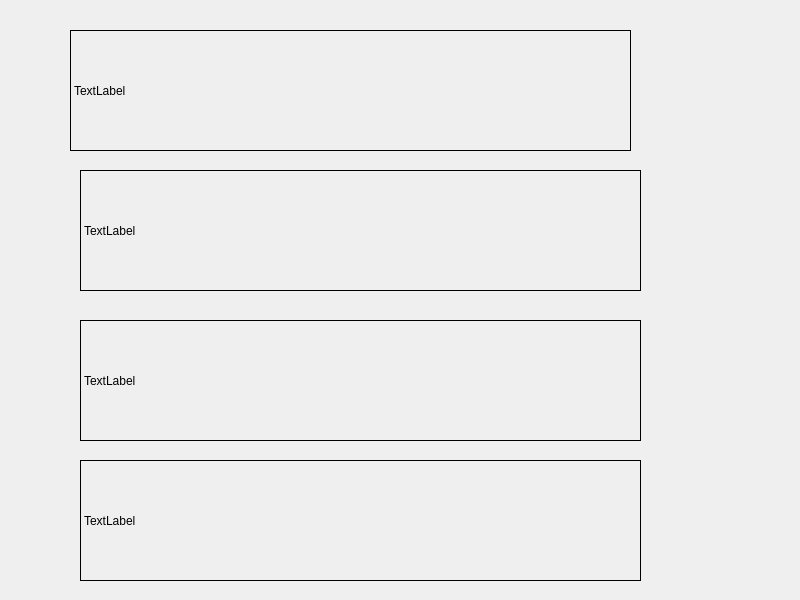
Before: the Qt Designer form QLabel/QLabel/widget.ui in dodamce/QTCode, drawn with Qt 5.
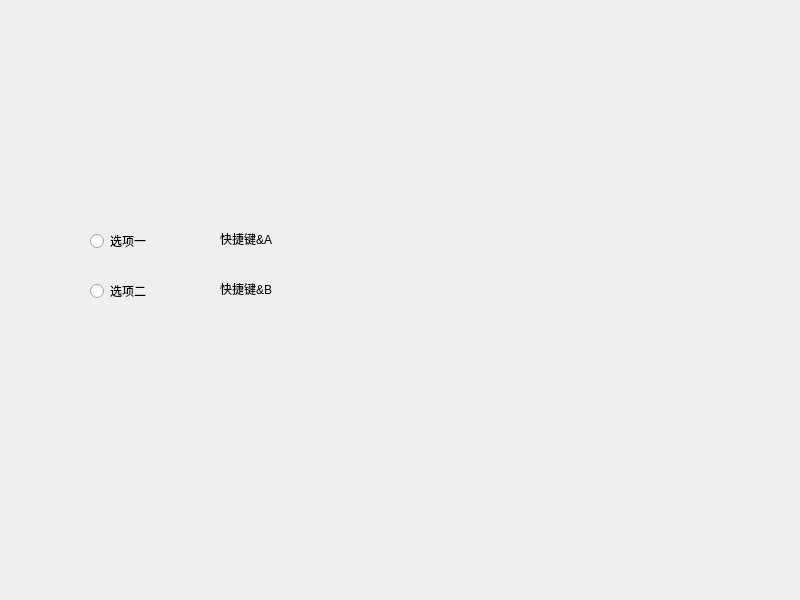
After: the same form once the commit is applied.

Commit message: QLabel 伙伴属性API测试 	modified:   QLabel/QLabel/QLabel.pro.user 	modified:   QLabel/QLabel/widget.cpp 	modified:   QLabel/QLabel/widget.ui 	modified:   QLabel/build-QLabel-Desktop_Qt_5_14_0_MinGW_64_bit-Debug/QLabel.exe 	modified:   QLabel/build-QLabel-Desktop_Qt_5_14_0_MinGW_64_bit-Debug/ui_widget.h 	modified:   QLabel/build-QLabel-Desktop_Qt_5_14_0_MinGW_64_bit-Debug/widget.o

What changed in the file:
```diff
--- a/QLabel/QLabel/widget.ui
+++ b/QLabel/QLabel/widget.ui
@@ -13,68 +13,56 @@
   <property name="windowTitle">
    <string>Widget</string>
   </property>
+  <widget class="QRadioButton" name="radioButton">
+   <property name="geometry">
+    <rect>
+     <x>90</x>
+     <y>230</y>
+     <width>132</width>
+     <height>22</height>
+    </rect>
+   </property>
+   <property name="text">
+    <string>选项一</string>
+   </property>
+  </widget>
+  <widget class="QRadioButton" name="radioButton_2">
+   <property name="geometry">
+    <rect>
+     <x>90</x>
+     <y>280</y>
+     <width>132</width>
+     <height>22</height>
+    </rect>
+   </property>
+   <property name="text">
+    <string>选项二</string>
+   </property>
+  </widget>
   <widget class="QLabel" name="label">
    <property name="geometry">
     <rect>
-     <x>70</x>
-     <y>30</y>
-     <width>561</width>
-     <height>121</height>
+     <x>220</x>
+     <y>230</y>
+     <width>81</width>
+     <height>18</height>
     </rect>
    </property>
-   <property name="frameShape">
-    <enum>QFrame::Box</enum>
-   </property>
    <property name="text">
-    <string>TextLabel</string>
+    <string>快捷键&amp;A</string>
    </property>
   </widget>
   <widget class="QLabel" name="label_2">
    <property name="geometry">
     <rect>
-     <x>80</x>
-     <y>170</y>
-     <width>561</width>
-     <height>121</height>
+     <x>220</x>
+     <y>280</y>
+     <width>81</width>
+     <height>18</height>
     </rect>
    </property>
-   <property name="frameShape">
-    <enum>QFrame::Box</enum>
-   </property>
    <property name="text">
-    <string>TextLabel</string>
-   </property>
-  </widget>
-  <widget class="QLabel" name="label_3">
-   <property name="geometry">
-    <rect>
-     <x>80</x>
-     <y>320</y>
-     <width>561</width>
-     <height>121</height>
-    </rect>
-   </property>
-   <property name="frameShape">
-    <enum>QFrame::Box</enum>
-   </property>
-   <property name="text">
-    <string>TextLabel</string>
-   </property>
-  </widget>
-  <widget class="QLabel" name="label_4">
-   <property name="geometry">
-    <rect>
-     <x>80</x>
-     <y>460</y>
-     <width>561</width>
-     <height>121</height>
-    </rect>
-   </property>
-   <property name="frameShape">
-    <enum>QFrame::Box</enum>
-   </property>
-   <property name="text">
-    <string>TextLabel</string>
+    <string>快捷键&amp;B</string>
    </property>
   </widget>
  </widget>
```
The commit also changes 5 other files.
